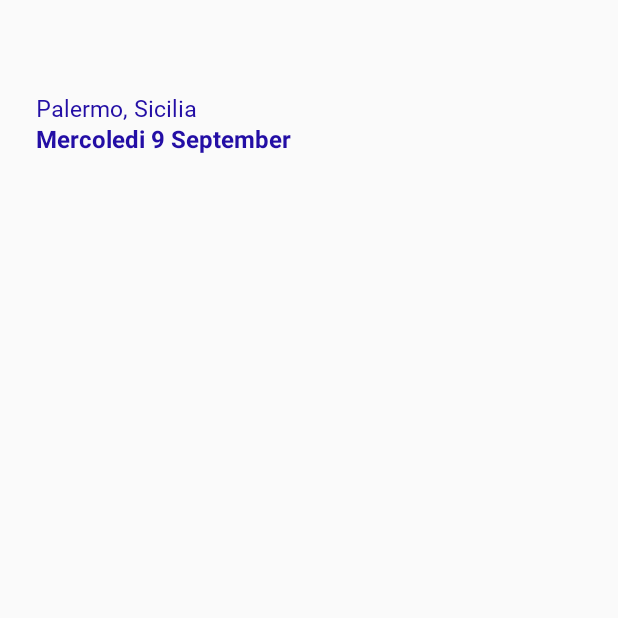
After one commit to develhope/android2_team2_meteoapp, an Android app: the fragment AnSpecificDay shown on its own in the app's theme, on a phone screen of 412 x 824 dp, the top half of it. The commit adds this screen. Run offline under Robolectric (Android 15) with nearby library versions, the phone set to English and light mode, and no system bars.

Commit message:
Data class and SpecificDay fragment

```diff
--- /dev/null
+++ b/app/src/main/java/co/develhope/meteoapp/AnSpecificDay.kt
@@ -0,0 +1,59 @@
+package co.develhope.meteoapp
+
+import android.os.Bundle
+import androidx.fragment.app.Fragment
+import android.view.LayoutInflater
+import android.view.View
+import android.view.ViewGroup
+
+// TODO: Rename parameter arguments, choose names that match
+// the fragment initialization parameters, e.g. ARG_ITEM_NUMBER
+private const val ARG_PARAM1 = "param1"
+private const val ARG_PARAM2 = "param2"
+
+/**
+ * A simple [Fragment] subclass.
+ * Use the [AnSpecificDay.newInstance] factory method to
+ * create an instance of this fragment.
+ */
+class AnSpecificDay : Fragment() {
+    // TODO: Rename and change types of parameters
+    private var param1: String? = null
+    private var param2: String? = null
+
+    override fun onCreate(savedInstanceState: Bundle?) {
+        super.onCreate(savedInstanceState)
+        arguments?.let {
+            param1 = it.getString(ARG_PARAM1)
+            param2 = it.getString(ARG_PARAM2)
+        }
+    }
+
+    override fun onCreateView(
+        inflater: LayoutInflater, container: ViewGroup?,
+        savedInstanceState: Bundle?
+    ): View? {
+        // Inflate the layout for this fragment
+        return inflater.inflate(R.layout.fragment_an_specific_day, container, false)
+    }
+
+    companion object {
+        /**
+         * Use this factory method to create a new instance of
+         * this fragment using the provided parameters.
+         *
+         * @param param1 Parameter 1.
+         * @param param2 Parameter 2.
+         * @return A new instance of fragment AnSpecificDay.
+         */
+        // TODO: Rename and change types and number of parameters
+        @JvmStatic
+        fun newInstance(param1: String, param2: String) =
+            AnSpecificDay().apply {
+                arguments = Bundle().apply {
+                    putString(ARG_PARAM1, param1)
+                    putString(ARG_PARAM2, param2)
+                }
+            }
+    }
+}
--- a/app/src/main/res/layout/activity_main.xml
+++ b/app/src/main/res/layout/activity_main.xml
@@ -5,7 +5,7 @@
     android:layout_width="match_parent"
     android:layout_height="match_parent"
     tools:context=".MainActivity">
-
+//comment
     <com.google.android.material.bottomnavigation.BottomNavigationView
         android:id="@+id/bottom_navigation"
         android:layout_width="match_parent"
--- /dev/null
+++ b/app/src/main/res/layout/fragment_an_specific_day.xml
@@ -0,0 +1,42 @@
+<?xml version="1.0" encoding="utf-8"?>
+<androidx.constraintlayout.widget.ConstraintLayout xmlns:android="http://schemas.android.com/apk/res/android"
+    xmlns:tools="http://schemas.android.com/tools"
+    android:layout_width="390dp"
+    android:layout_height="844dp"
+    xmlns:app="http://schemas.android.com/apk/res-auto"
+    tools:context=".AnSpecificDay">
+
+
+    <TextView
+        android:id="@+id/TextView1"
+        android:layout_width="wrap_content"
+        android:layout_height="wrap_content"
+        android:layout_marginStart="24dp"
+        android:layout_marginTop="61dp"
+        android:layout_marginEnd="259dp"
+        android:layout_marginBottom="10dp"
+        android:fontFamily="@font/inter"
+        android:textColor="#230EA5"
+        android:textSize="15sp"
+        app:layout_constraintStart_toStartOf="parent"
+        app:layout_constraintTop_toTopOf="parent"
+        android:text="Palermo, Sicilia" />
+    <TextView
+        android:id="@+id/textView2"
+        android:layout_width="wrap_content"
+        android:layout_height="wrap_content"
+        app:layout_constraintStart_toStartOf="parent"
+        app:layout_constraintTop_toTopOf="parent"
+        android:layout_marginTop="81dp"
+        android:layout_marginStart="24dp"
+        android:layout_marginEnd="182dp"
+        android:layout_marginBottom="10dp"
+        android:textSize="16sp"
+        android:textStyle="bold"
+        android:textColor="#230EA5"
+        android:text="Mercoledi 9 September"
+        />
+
+
+
+</androidx.constraintlayout.widget.ConstraintLayout>
--- a/app/src/main/res/values/strings.xml
+++ b/app/src/main/res/values/strings.xml
@@ -61,5 +61,7 @@
     <string name="tv_today_fragment">Today Fragment</string>
     <!--  Fragment today strings  -->
     <string name="tv_tomorrow_fragment">Tomorrow Fragment</string>
+    <!-- TODO: Remove or change this placeholder text -->
+    <string name="hello_blank_fragment">Hello blank fragment</string>
 
 </resources>
```
